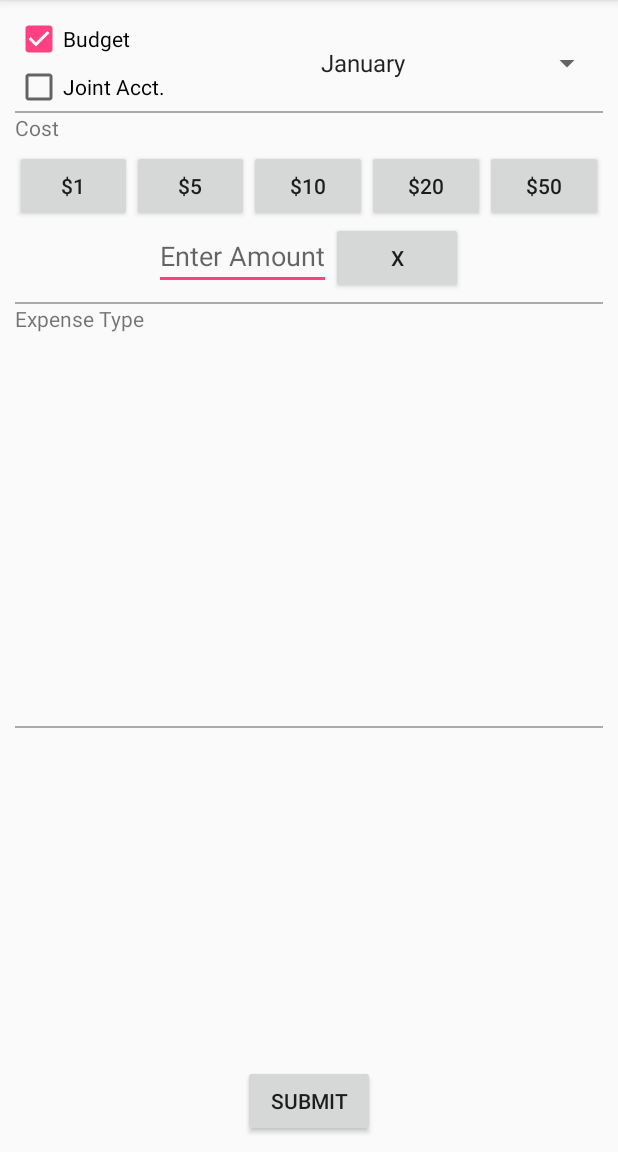
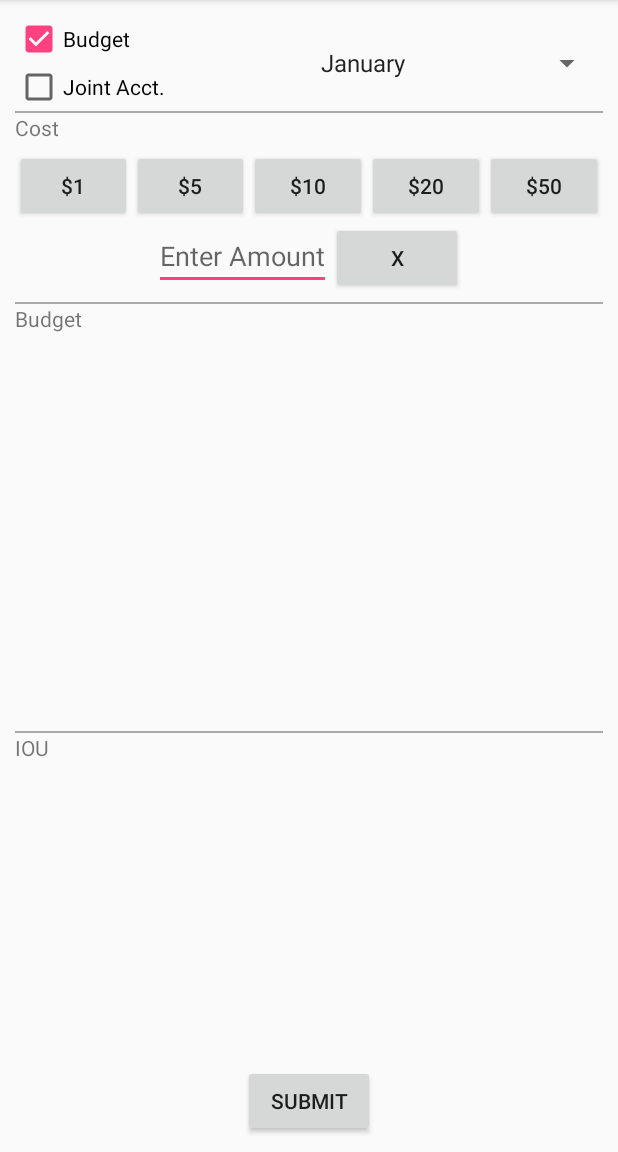
Before and after one commit to jill-irvin/PersonalBudgetApp, an Android app: the screen it shows after launch (MainActivity), on a phone screen of 412 x 824 dp, the part 84-1236 px from its top. Run offline under Robolectric (Android 15) with nearby library versions, the phone set to English and light mode, and no system bars.

Commit message:
updated layout

```diff
--- a/app/src/main/java/com/heads/android/budgetapp/MainActivity.java
+++ b/app/src/main/java/com/heads/android/budgetapp/MainActivity.java
@@ -79,7 +79,7 @@ public class MainActivity extends AppCompatActivity {
     private String[] CREDIT_LIST_BH = {"Joint to BH", "LH owes", "Mom owes", "Tom owes", "I owe LH", "I owe Mom", "I owe Tom", "BH to Joint"};
 
     //global arrays of string for credit sub radios BH
-    private String[] LHtoBH_BHLIST = {"Verizon", "Baby Shox", "BigPurchases", "Vacation", "Presents", "Misc", "Checks from LH"};
+    private String[] LHtoBH_BHLIST = {"Verizon", "BigPurchases", "Presents", "Baby Shox", "Vacation", "Misc", "Checks from LH"};
     private String[] MOMoBH_BHLIST = {"Verizon", "Presents", "Misc", "Checks from Mom"};
     private String[] TOMoBH_BHLIST = {"Verizon", "Presents", "Misc", "Checks from Tom"};
     private String[] BHtoMOMTOM_BHLIST = {"Presents", "Dinners", "Misc"};
@@ -602,11 +602,13 @@ public class MainActivity extends AppCompatActivity {
         tempRadioGroup.setOrientation(LinearLayout.HORIZONTAL);
 
         //left, top, right, bottom
-        tempRadioGroup.setPadding(0, 5, 0, 0);
+        tempRadioGroup.setPadding(0, 10, 0, 0);
 
         //create params for the radio button - width, height
         // LinearLayout.LayoutParams tempRadioParams = new LinearLayout.LayoutParams(LinearLayout.LayoutParams.WRAP_CONTENT, 0);
         LinearLayout.LayoutParams tempRadioParams = new LinearLayout.LayoutParams(0, LinearLayout.LayoutParams.MATCH_PARENT);
+        //LinearLayout.LayoutParams tempRadioParams = new LinearLayout.LayoutParams(0, 0);
+
         //evenly space the radios
         tempRadioParams.weight = 1;
 
--- a/app/src/main/res/layout/activity_main.xml
+++ b/app/src/main/res/layout/activity_main.xml
@@ -169,7 +169,7 @@
         <TextView
             android:layout_width="match_parent"
             android:layout_height="wrap_content"
-            android:text="Expense Type"
+            android:text="Budget"
             android:paddingBottom="5dp"
             />
 
@@ -259,13 +259,18 @@
         <View
             android:layout_width="match_parent"
             android:layout_height="1dp"
+            android:background="@android:color/darker_gray"></View>
 
-            android:background="@android:color/darker_gray"></View>
+        <TextView
+            android:layout_width="match_parent"
+            android:layout_height="wrap_content"
+            android:text="IOU"
+            android:paddingBottom="5dp"
+            />
         <LinearLayout
             android:id="@+id/creditTypeLayout"
             android:layout_width="match_parent"
             android:layout_height="wrap_content"
-            android:paddingTop="10dp"
             android:orientation="vertical">
         </LinearLayout>
 
```
